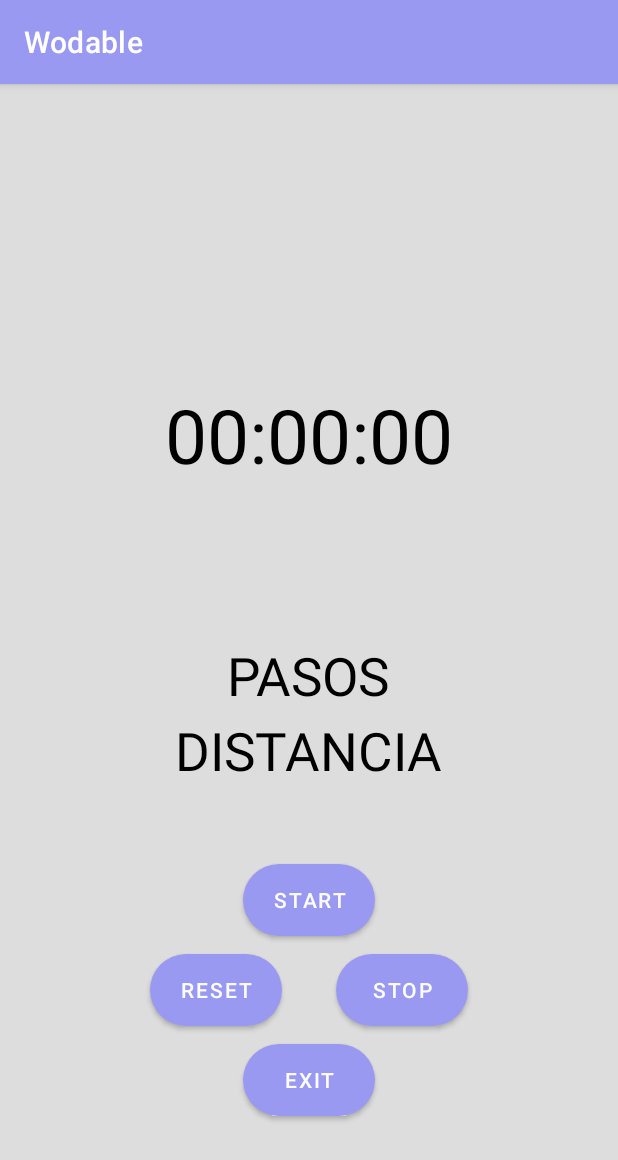
After one commit to Renega1238/Wodable, an Android app: the fragment JustRunFragment shown on its own in the app's theme, on a phone screen of 412 x 824 dp. The commit adds this screen. Shown: the top 1160 px of the screen. Run offline under Robolectric (Android 15) with nearby library versions, the phone set to English and light mode, and no system bars.

Commit message:
Pantalla new race, con timer y maps para location / timer no jala

```diff
--- a/app/build.gradle
+++ b/app/build.gradle
@@ -35,6 +35,8 @@ dependencies {
     implementation 'androidx.constraintlayout:constraintlayout:2.0.4'
     implementation files('libs\\mysql-connector-java-5.1.49.jar')
     implementation 'androidx.legacy:legacy-support-v4:1.0.0'
+    implementation 'com.google.android.gms:play-services-maps:17.0.0'
+    implementation 'com.google.android.gms:play-services-location:17.1.0'
     testImplementation 'junit:junit:4.+'
     androidTestImplementation 'androidx.test.ext:junit:1.1.2'
     androidTestImplementation 'androidx.test.espresso:espresso-core:3.3.0'
--- a/app/src/main/AndroidManifest.xml
+++ b/app/src/main/AndroidManifest.xml
@@ -3,7 +3,6 @@
     package="mx.tec.wodable">
 
     <uses-permission android:name="android.permission.ACTIVITY_RECOGNITION" />
-
     <uses-permission android:name="android.permission.WAKE_LOCK" />
     <uses-permission android:name="android.permission.INTERNET" />
 
@@ -14,7 +13,8 @@
         android:roundIcon="@mipmap/ic_launcher_round"
         android:supportsRtl="true"
         android:theme="@style/Theme.Wodable">
-        <activity android:name=".DailyStepsActivity"></activity>
+        <activity android:name=".RaceActivity"></activity>
+        <activity android:name=".DailyStepsActivity" />
         <activity android:name=".edit_info_personal" />
         <activity android:name=".RaceDetailsActivity" />
         <activity android:name=".LogUserActivity" />
--- a/app/src/main/java/mx/tec/wodable/DailyStepsActivity.java
+++ b/app/src/main/java/mx/tec/wodable/DailyStepsActivity.java
@@ -88,7 +88,7 @@ public class DailyStepsActivity extends AppCompatActivity implements SensorEvent
                     handler.post(new Runnable() {
                         @Override
                         public void run() {
-                            progressBar.setProgress(Integer.parseInt(pasos.getText().toString()));
+                            progressBar.setProgress(Integer.parseInt(pasos.getText().toString()));  //pasos
                         }
                     });
                     try{
--- /dev/null
+++ b/app/src/main/java/mx/tec/wodable/JustRunFragment.java
@@ -0,0 +1,220 @@
+package mx.tec.wodable;
+
+import android.app.AlertDialog;
+import android.content.DialogInterface;
+import android.os.Bundle;
+
+import androidx.fragment.app.Fragment;
+import androidx.fragment.app.FragmentManager;
+import androidx.fragment.app.FragmentTransaction;
+
+import android.os.SystemClock;
+import android.view.LayoutInflater;
+import android.view.View;
+import android.view.ViewGroup;
+import android.widget.Button;
+import android.widget.Chronometer;
+import android.widget.TextView;
+
+import java.sql.Time;
+import java.util.Locale;
+import java.util.Timer;
+import java.util.TimerTask;
+
+// We would like to thank https://youtu.be/7QVr5SgpVog for the timer help
+
+public class JustRunFragment extends Fragment {
+
+    // Elementos
+    TextView tiempo, pasos, distancia;
+    Button reset, stop, start, exit;
+
+    Timer timer;
+    TimerTask timerTask;
+    Double time = 0.0;
+
+    boolean timeStarted = false;
+
+    // TODO: Rename parameter arguments, choose names that match
+    // the fragment initialization parameters, e.g. ARG_ITEM_NUMBER
+    private static final String ARG_PARAM1 = "param1";
+    private static final String ARG_PARAM2 = "param2";
+
+    // TODO: Rename and change types of parameters
+    private String mParam1;
+    private String mParam2;
+
+    public JustRunFragment() {
+        // Required empty public constructor
+    }
+
+    /**
+     * Use this factory method to create a new instance of
+     * this fragment using the provided parameters.
+     *
+     * @param param1 Parameter 1.
+     * @param param2 Parameter 2.
+     * @return A new instance of fragment JustRunFragment.
+     */
+    // TODO: Rename and change types and number of parameters
+    public static JustRunFragment newInstance(String param1, String param2) {
+        JustRunFragment fragment = new JustRunFragment();
+        Bundle args = new Bundle();
+        args.putString(ARG_PARAM1, param1);
+        args.putString(ARG_PARAM2, param2);
+        fragment.setArguments(args);
+        return fragment;
+    }
+
+    @Override
+    public void onCreate(Bundle savedInstanceState) {
+        super.onCreate(savedInstanceState);
+        if (getArguments() != null) {
+            mParam1 = getArguments().getString(ARG_PARAM1);
+            mParam2 = getArguments().getString(ARG_PARAM2);
+
+
+        }
+    }
+
+    @Override
+    public View onCreateView(LayoutInflater inflater, ViewGroup container,
+                             Bundle savedInstanceState) {
+
+        timer = new Timer();
+
+        // View reference
+        View v = inflater.inflate(R.layout.fragment_just_run, container,false);
+
+        // Botones
+        reset = v.findViewById(R.id.JustRunFragmentResetButton);
+        stop = v.findViewById(R.id.JustRunFragmentStopButton);
+        start = v.findViewById(R.id.JustRunFragmentStartButton);
+        exit = v.findViewById(R.id.JustRunFragmentExitButton);
+
+        // Text views
+        //tiempo = v.findViewById(R.id.JustRunFragmentTiempo);
+        pasos = v.findViewById(R.id.JustRunFragmentPasos);
+        distancia = v.findViewById(R.id.JustRunFragmentDistancia);
+
+
+        // Exit button
+        exit.setOnClickListener(new View.OnClickListener() {
+            @Override
+            public void onClick(View v) {
+                FragmentManager manager = getFragmentManager();
+                Fragment f = manager.findFragmentById(R.id.JustRunFragment);
+                FragmentTransaction transaction = manager.beginTransaction();
+                transaction.remove(f);
+                transaction.commit();
+            }
+        });
+
+        // Start pause botton
+        start.setOnClickListener(new View.OnClickListener() {
+            @Override
+            public void onClick(View v) {
+                if(timeStarted == false){
+                    timeStarted = true;
+                    start.setText("PAUSE");
+
+                    startTimer();
+
+                }else{
+                    timeStarted = false;
+                    start.setText("START");
+
+                    timerTask.cancel();
+                }
+            }
+        });
+
+        reset.setOnClickListener(new View.OnClickListener() {
+            @Override
+            public void onClick(View v) {
+
+                AlertDialog.Builder resetAlert = new AlertDialog.Builder(getContext());
+                resetAlert.setCancelable(true);
+                resetAlert.setTitle("Reset Timer!");
+                resetAlert.setMessage("¿Seguro que deseas empezar de nuevo?");
+                // Botones en la alerta
+                resetAlert.setPositiveButton("Reset", new DialogInterface.OnClickListener() {
+                    @Override
+                    public void onClick(DialogInterface dialog, int which) {
+                        if(timerTask != null){
+                            timerTask.cancel();
+                            time = 0.0;
+                            timeStarted = false;
+                            // Llamamos a poner el tiempo
+                            tiempo.setText("00:00:00");
+                        }
+                    }
+                });
+                resetAlert.setNegativeButton("Cancel", new DialogInterface.OnClickListener() {
+                    @Override
+                    public void onClick(DialogInterface dialog, int which) {
+                        // no hace nada
+                        dialog.cancel();
+                    }
+                });
+                resetAlert.show();
+            }
+        });
+        return v;
+    }
+
+    public void startTimer(){
+
+        /*timerTask = new TimerTask() {
+            @Override
+            public void run() {
+                time++;
+                tiempo.setText(getTimerText());
+            }
+        };
+         */
+        timerTask = new TimerTask()
+        {
+            @Override
+            public void run()
+            {
+                new Thread(new Runnable()
+                {
+                    @Override
+                    public void run()
+                    {
+                        time++;
+                        tiempo.setText(getTimerText(time));
+                    }
+                    //no se puede olvidar el start o no corre
+                }).start();
+            }
+        };
+        timer.scheduleAtFixedRate(timerTask,0,1000);
+    }
+
+    public String getTimerText(double time){
+
+        int rounded = (int) Math.round(time);
+
+        int horas = 0;
+        int minutos = 0;
+        int segundos = 0;
+
+        segundos = ((rounded % 86400) % 3600) % 60;
+        minutos = ((rounded % 86400) % 3600) / 60;
+        horas = ((rounded % 86400) / 3600);
+
+        String h = String.valueOf(horas);
+        String m = String.valueOf(minutos);
+        String s = String.valueOf(segundos);
+
+
+        return h + ":" + m + ":" + s;
+    }
+    private String formatTime(int segundos, int minutos, int horas){
+        //String f =
+        return String.format(Locale.US, "%02d", horas) + ":" + String.format(Locale.US, "%02d", minutos) + ":" + String.format(Locale.US, "%02d", segundos);
+    }
+
+}
--- a/app/src/main/res/drawable/texto_botones.xml
+++ b/app/src/main/res/drawable/texto_botones.xml
@@ -1,7 +1,7 @@
 <?xml version="1.0" encoding="utf-8"?>
 <selector xmlns:android="http://schemas.android.com/apk/res/android">
 
-    <item android:color="#000000" android:state_pressed="false"  />
+    <item android:color="#FDFDFD" android:state_pressed="false"  />
     <item android:color="#0315B6" android:state_pressed="true"  />
 
 </selector>
--- a/app/src/main/res/layout/activity_daily_steps.xml
+++ b/app/src/main/res/layout/activity_daily_steps.xml
@@ -59,7 +59,7 @@
         android:id="@+id/DailyStepsContinueButton"
         android:layout_width="wrap_content"
         android:layout_height="wrap_content"
-        android:layout_marginLeft="220dp"
+        android:layout_marginLeft="200dp"
         android:layout_marginTop="150dp"
         android:onClick="continuestep"
         android:textColor="@drawable/texto_botones"
@@ -85,7 +85,8 @@
         android:layout_centerHorizontal="true"
         android:layout_marginTop="300dp"
         android:indeterminate="false"
-        android:progressDrawable="@drawable/circular_progress_bar"
+        android:progressDrawable="@drawable/circle_progress_bar_solid"
+        android:rotation="-90"
         android:background="@drawable/circle_shape"/>
 
     <TextView
--- a/app/src/main/res/layout/activity_login.xml
+++ b/app/src/main/res/layout/activity_login.xml
@@ -14,6 +14,8 @@
         android:layout_marginBottom="195dp"
         android:text="Registrarse"
         android:visibility="invisible"
+        android:textColor="@drawable/texto_botones"
+        android:background="@drawable/diseno_botones"
         app:layout_constraintBottom_toBottomOf="parent"
         app:layout_constraintEnd_toStartOf="@+id/button2"
         app:layout_constraintHorizontal_chainStyle="packed"
@@ -29,6 +31,8 @@
         android:text="Iniciar sesión"
         app:layout_constraintBaseline_toBaselineOf="@+id/button1"
         app:layout_constraintEnd_toEndOf="parent"
+        android:textColor="@drawable/texto_botones"
+        android:background="@drawable/diseno_botones"
         app:layout_constraintStart_toEndOf="@+id/button1" />
 
     <TextView
--- /dev/null
+++ b/app/src/main/res/layout/fragment_just_run.xml
@@ -0,0 +1,90 @@
+<?xml version="1.0" encoding="utf-8"?>
+<RelativeLayout xmlns:android="http://schemas.android.com/apk/res/android"
+    xmlns:app="http://schemas.android.com/apk/res-auto"
+    xmlns:tools="http://schemas.android.com/tools"
+    android:layout_width="match_parent"
+    android:layout_height="match_parent"
+    android:background="#ddd"
+    tools:context=".JustRunFragment" >
+
+
+    <TextView
+        android:id="@+id/JustRunFragmentTiempo"
+        android:layout_width="wrap_content"
+        android:layout_height="wrap_content"
+        android:textColor="#000000"
+        android:textSize="50dp"
+        android:layout_centerHorizontal="true"
+        android:layout_marginTop="200dp"
+        android:text="00:00:00" />
+
+    <TextView
+        android:id="@+id/JustRunFragmentPasos"
+        android:layout_width="wrap_content"
+        android:layout_height="wrap_content"
+        android:layout_alignParentBottom="true"
+        android:layout_centerHorizontal="true"
+        android:layout_marginBottom="350dp"
+        android:textColor="#000000"
+        android:textSize="35dp"
+        android:text="PASOS" />
+
+    <TextView
+        android:id="@+id/JustRunFragmentDistancia"
+        android:layout_width="wrap_content"
+        android:layout_height="wrap_content"
+        android:layout_alignParentBottom="true"
+        android:layout_centerHorizontal="true"
+        android:layout_marginBottom="300dp"
+        android:textColor="#000000"
+        android:textSize="35dp"
+        android:text="DISTANCIA" />
+
+
+    <Button
+        android:id="@+id/JustRunFragmentStartButton"
+        android:layout_width="wrap_content"
+        android:layout_height="wrap_content"
+        android:background="@drawable/diseno_botones"
+        android:textColor="@drawable/texto_botones"
+        android:layout_alignParentBottom="true"
+        android:layout_marginBottom="200dp"
+        android:layout_centerHorizontal="true"
+        android:text="START" />
+
+    <Button
+        android:id="@+id/JustRunFragmentResetButton"
+        android:layout_width="wrap_content"
+        android:layout_height="wrap_content"
+        android:background="@drawable/diseno_botones"
+        android:textColor="@drawable/texto_botones"
+        android:layout_alignParentBottom="true"
+        android:layout_marginBottom="140dp"
+        android:layout_marginLeft="100dp"
+        android:text="RESET" />
+
+    <Button
+        android:id="@+id/JustRunFragmentStopButton"
+        android:layout_width="wrap_content"
+        android:layout_height="wrap_content"
+        android:background="@drawable/diseno_botones"
+        android:textColor="@drawable/texto_botones"
+        android:layout_alignParentBottom="true"
+        android:layout_marginBottom="140dp"
+        android:layout_alignParentRight="true"
+        android:layout_marginRight="100dp"
+        android:text="STOP" />
+
+    <Button
+        android:id="@+id/JustRunFragmentExitButton"
+        android:layout_width="wrap_content"
+        android:layout_height="wrap_content"
+        android:background="@drawable/diseno_botones"
+        android:textColor="@drawable/texto_botones"
+        android:layout_alignParentBottom="true"
+        android:layout_marginBottom="80dp"
+        android:layout_centerHorizontal="true"
+        android:text="EXIT" />
+
+
+</RelativeLayout>
--- a/app/src/main/res/values/colors.xml
+++ b/app/src/main/res/values/colors.xml
@@ -1,9 +1,9 @@
 <?xml version="1.0" encoding="utf-8"?>
 <resources>
-    <color name="purple_200">#FFBB86FC</color>
-    <color name="purple_500">#FF6200EE</color>
-    <color name="purple_700">#FF3700B3</color>
-    <color name="teal_200">#0F32E1</color>
+    <color name="purple_200">#0752A5</color>
+    <color name="purple_500">#0752A5</color>
+    <color name="purple_700">#0752A5</color>
+    <color name="teal_200">#FFFFFF</color>
     <color name="teal_700">#FF018786</color>
     <color name="black">#FF000000</color>
     <color name="white">#FFFFFFFF</color>
```
Also changed, not shown: app/src/main/java/mx/tec/wodable/MainActivity.java (+8 -1 lines), app/src/main/java/mx/tec/wodable/RaceActivity.java (added, +78 -0 lines), app/src/main/java/mx/tec/wodable/RouteMapFragment.java (added, +123 -0 lines), app/src/main/res/drawable/circle_progress_bar_solid.xml (added, +12 -0 lines), app/src/main/res/layout/activity_main.xml (+4 -3 lines), app/src/main/res/layout/activity_race.xml (added, +45 -0 lines), app/src/main/res/layout/fragment_route_map.xml (added, +39 -0 lines), app/src/main/res/drawable/circular_progress_bar_gradient.xml (renamed from app/src/main/res/drawable/circular_progress_bar.xml), app/src/main/res/drawable/pause.png (added), app/src/main/res/drawable/play.png (added).
